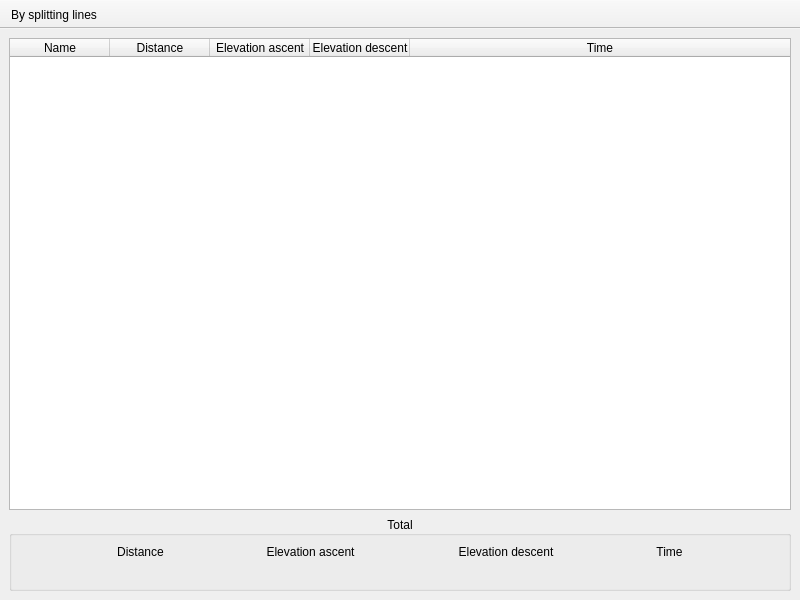
The window that ui/statwindow.ui (salsergey/gpxviewer) describes before a commit, drawn with Qt 5.
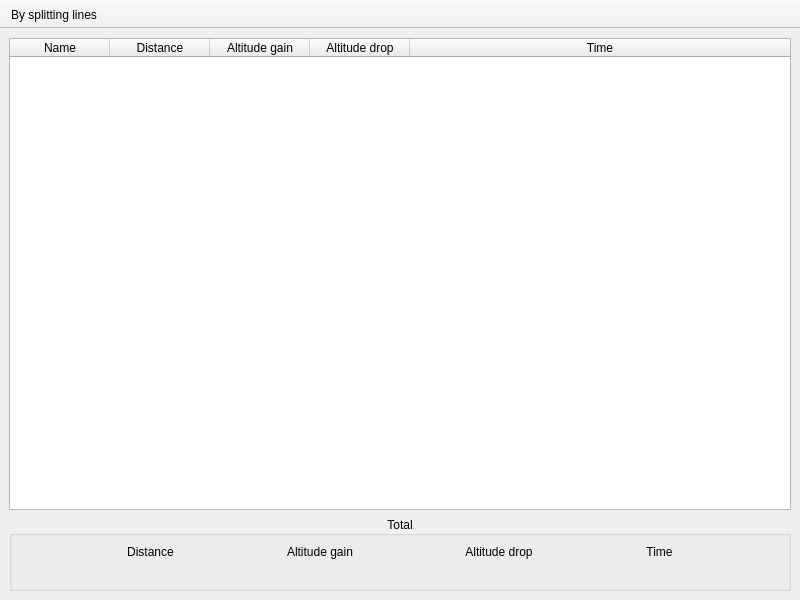
The same window after the commit.

The edit to the form file:
```diff
--- a/ui/statwindow.ui
+++ b/ui/statwindow.ui
@@ -41,12 +41,12 @@
       </column>
       <column>
        <property name="text">
-        <string>Elevation ascent</string>
+        <string>Altitude gain</string>
        </property>
       </column>
       <column>
        <property name="text">
-        <string>Elevation descent</string>
+        <string>Altitude drop</string>
        </property>
       </column>
       <column>
@@ -123,7 +123,7 @@
          <item>
           <widget class="QLabel" name="label_2">
            <property name="text">
-            <string>Elevation ascent</string>
+            <string>Altitude gain</string>
            </property>
            <property name="alignment">
             <set>Qt::AlignCenter</set>
@@ -160,7 +160,7 @@
          <item>
           <widget class="QLabel" name="label_3">
            <property name="text">
-            <string>Elevation descent</string>
+            <string>Altitude drop</string>
            </property>
            <property name="alignment">
             <set>Qt::AlignCenter</set>
```
